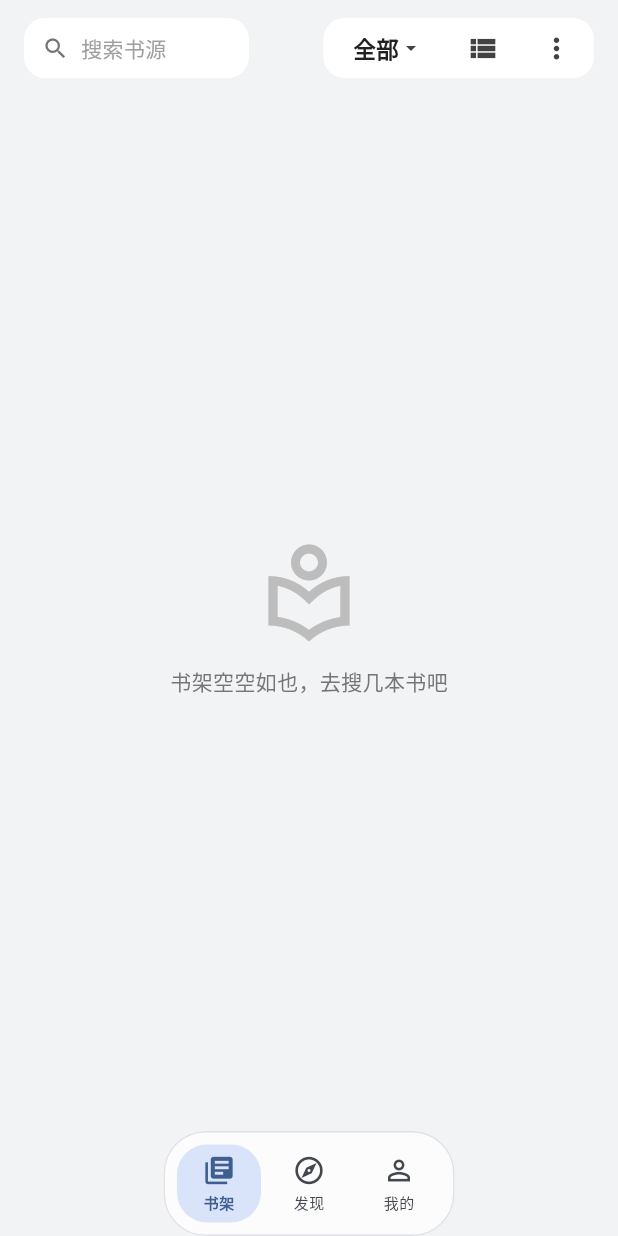
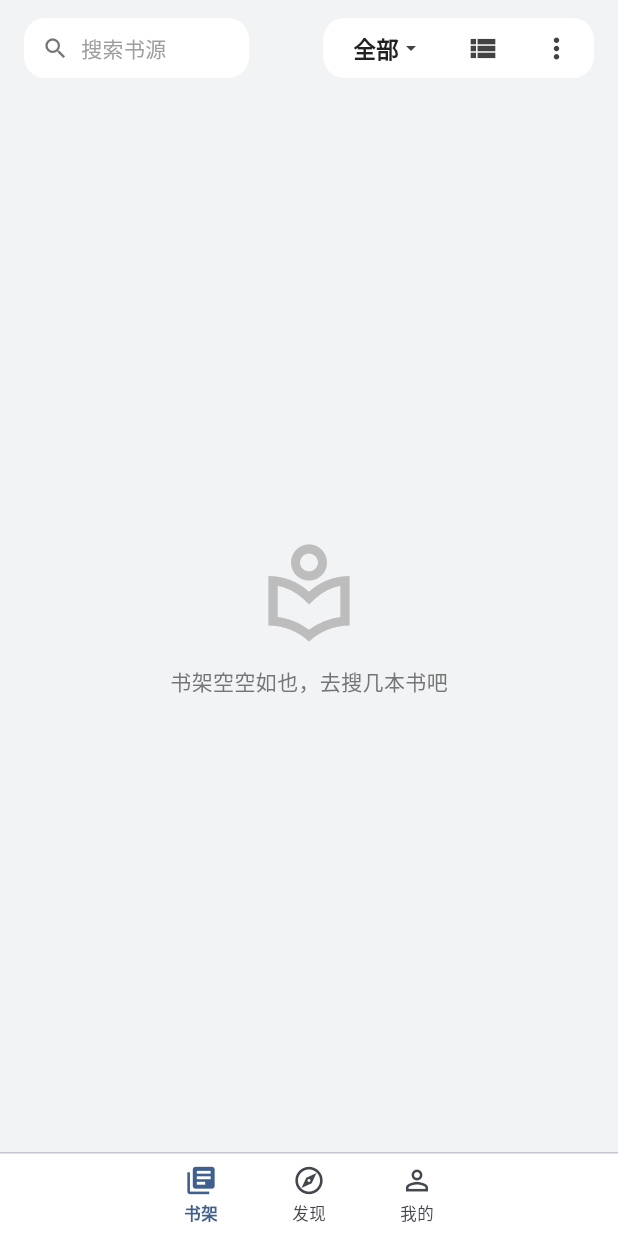
Before and after one commit to li10047716/shiguang, a Flutter app: the screen it shows after launch, on a phone screen of 412 x 824 dp. Run offline on Flutter 3.47's test engine with Material 3 defaults, Android fonts, the phone set to English and light mode, and no system bars; our stand-ins replace audioplayers, dio, file_picker, flutter_riverpod, shared_preferences; missing offline and left inert: fast_gbk; network calls fail; key blocks and very long unbroken strings in the code were emptied for the run.

Commit message:
feat: 底部导航改为阅读器同款通栏固定栏，选中仅用颜色区分无胶囊

```diff
--- a/lib/ui/home_shell.dart
+++ b/lib/ui/home_shell.dart
@@ -46,12 +46,12 @@ class _HomeShellState extends State<HomeShell> {
               ],
             ),
           ),
-          // 底部导航条：贴底固定（SafeArea 内不留空隙），悬浮覆盖在内容之上
+          // 底部通栏固定条：与阅读器控制栏同款——铺满宽度、贴底、纯色背景 + 顶部分隔线
           Positioned(
             left: 0,
             right: 0,
             bottom: 0,
-            child: SafeArea(child: Center(child: _bottomNav())),
+            child: _bottomNav(),
           ),
         ],
       ),
@@ -59,62 +59,41 @@ class _HomeShellState extends State<HomeShell> {
   }
 
   Widget _bottomNav() {
-    const double itemW = 56; // 每项宽（图标+文字居中）
+    const double itemW = 72; // 每项宽（图标+文字居中）
     final cs = Theme.of(context).colorScheme;
     final activeColor = cs.primary;
     final inactiveColor = cs.onSurfaceVariant;
-    return NavGlassBar(
-      radius: 28,
-      padding: const EdgeInsets.symmetric(horizontal: 8, vertical: 6),
-      child: Stack(
+    return Container(
+      decoration: BoxDecoration(
+        color: cs.surface,
+        // 顶边细线：区分正文与底部固定栏；完全直角贴底铺满
+        border: Border(top: BorderSide(color: cs.outlineVariant, width: 1)),
+      ),
+      child: SafeArea(
+        top: false,
+        child: Padding(
+          padding: const EdgeInsets.symmetric(vertical: 7),
+          child: Row(
+            mainAxisAlignment: MainAxisAlignment.center,
             children: [
-          // 宽胶囊滑动指示器：选中高亮为横向拉长的圆角胶囊，包住整项。
-          // 上下各留 2px 空隙不贴到导航条边缘。
-          // AnimatedPositioned 必须直接挂在 Stack 下（ParentDataWidget）。
-          AnimatedPositioned(
-            duration: const Duration(milliseconds: 340),
-            curve: Curves.easeOutBack,
-            left: _index * (itemW + 4),
-            top: 2,
-            bottom: 2,
-            width: itemW,
-            child: IgnorePointer(
-              child: Container(
-                decoration: BoxDecoration(
-                  color: cs.secondaryContainer,
-                  borderRadius: BorderRadius.circular(20),
-                ),
-              ),
-            ),
-          ),
-          // 三项按钮（选中高亮由宽胶囊指示器提供）；
-          // 上下 8px 内边距让胶囊比内容更高
-          Padding(
-            padding: const EdgeInsets.symmetric(vertical: 8),
-            child: Row(
-              mainAxisSize: MainAxisSize.min,
-              children: [
-                for (var i = 0; i < _items.length; i++) ...[
-                  if (i > 0) const SizedBox(width: 4),
+              for (var i = 0; i < _items.length; i++)
                 InkWell(
-                    borderRadius: BorderRadius.circular(50),
                   onTap: () => setState(() => _index = i),
                   child: SizedBox(
                     width: itemW,
                     child: Column(
                       mainAxisSize: MainAxisSize.min,
-                        mainAxisAlignment: MainAxisAlignment.center,
                       children: [
                         Icon(
                           i == _index ? _items[i].$2 : _items[i].$1,
                           color: i == _index ? activeColor : inactiveColor,
                           size: 22,
                         ),
-                          const SizedBox(height: 4),
+                        const SizedBox(height: 3),
                         Text(
                           _items[i].$3,
                           style: TextStyle(
-                              fontSize: 10,
+                            fontSize: 11,
                             fontWeight: i == _index
                                 ? FontWeight.w600
                                 : FontWeight.w400,
@@ -128,10 +107,8 @@ class _HomeShellState extends State<HomeShell> {
                   ),
                 ),
             ],
-              ],
           ),
         ),
-        ],
       ),
     );
   }
```
Lines whose indentation alone changed are shown as unchanged.
